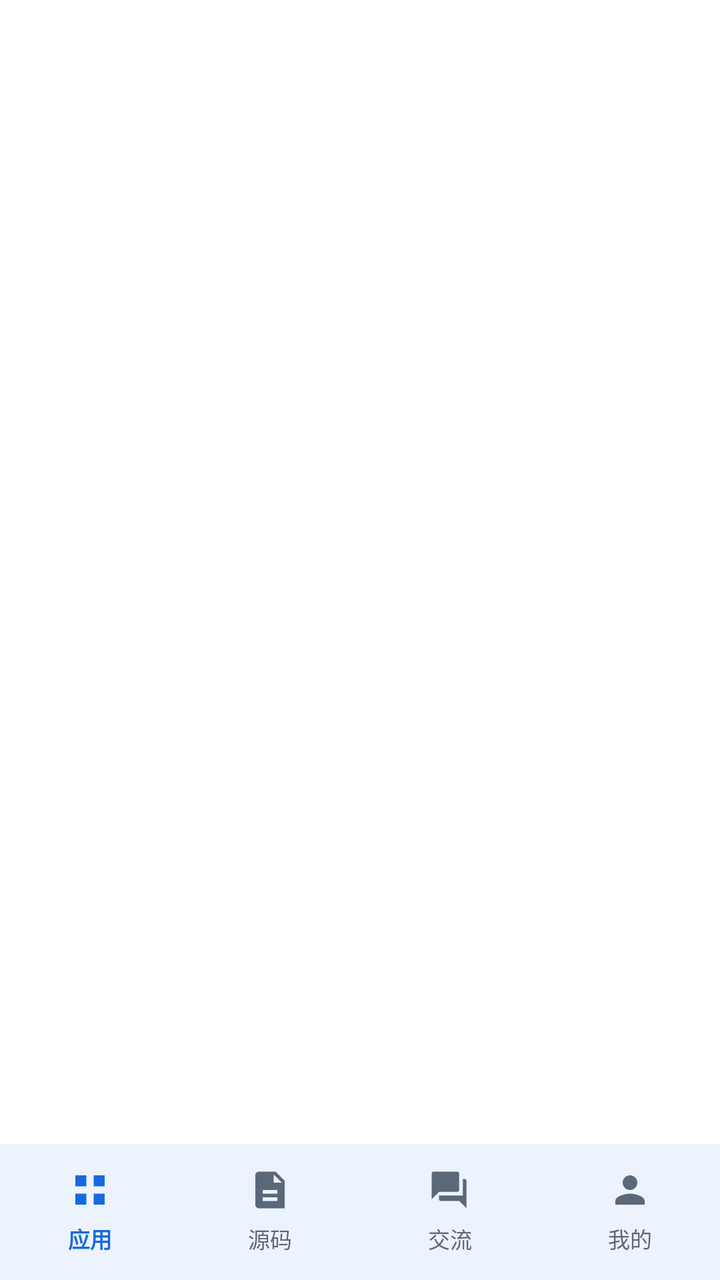
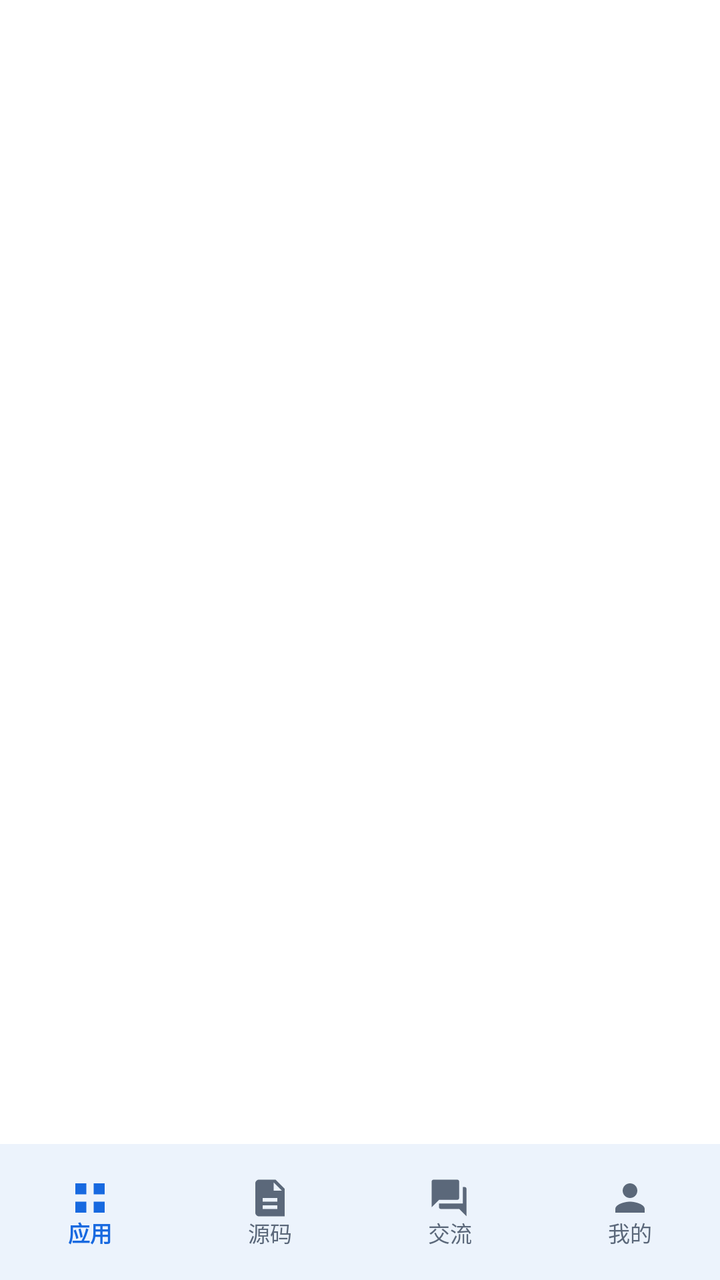

Screens rendered from an Android XML layout before and after an edit, with the pre-edit source and the edit as a unified diff.
<!-- AndroidManifest.xml: application theme Theme.Yiyunying -->
<!-- res/layout/fragment_management_shell.xml -->
<?xml version="1.0" encoding="utf-8"?>
<LinearLayout xmlns:android="http://schemas.android.com/apk/res/android"
    xmlns:app="http://schemas.android.com/apk/res-auto"
    android:layout_width="match_parent"
    android:layout_height="match_parent"
    android:background="@color/surface"
    android:orientation="vertical">

    <androidx.viewpager2.widget.ViewPager2
        android:id="@+id/pager"
        android:layout_width="match_parent"
        android:layout_height="0dp"
        android:layout_weight="1" />

    <com.google.android.material.bottomnavigation.BottomNavigationView
        android:id="@+id/bottomNavigation"
        android:layout_width="match_parent"
        android:layout_height="@dimen/bottom_dock_height"
        android:background="@color/glass_surface_strong"
        android:elevation="8dp"
        app:itemActiveIndicatorStyle="@style/Widget.Material3.BottomNavigationView.ActiveIndicator"
        app:itemHorizontalTranslationEnabled="false"
        app:itemIconSize="22dp"
        app:itemIconTint="@color/bottom_navigation_tint"
        app:itemTextAppearanceActive="@style/TextAppearance.Yiyunying.BottomNavigation.Active"
        app:itemTextAppearanceInactive="@style/TextAppearance.Yiyunying.BottomNavigation.Inactive"
        app:itemTextColor="@color/bottom_navigation_tint"
        app:labelVisibilityMode="labeled"
        app:menu="@menu/management_bottom_navigation" />
</LinearLayout>
<!-- resources referenced by this layout -->
<resources>
  <color name="glass_surface_strong">#F5FFFFFF</color>
  <color name="surface">#FFFFFF</color>
  <dimen name="bottom_dock_height">68dp</dimen>
  <style name="TextAppearance.Yiyunying.BottomNavigation.Active" parent="TextAppearance.Material3.LabelMedium">
          <item name="android:textSize">11sp</item>
          <item name="android:textStyle">bold</item>
          <item name="android:letterSpacing">0</item>
      </style>
  <style name="TextAppearance.Yiyunying.BottomNavigation.Inactive" parent="TextAppearance.Material3.LabelMedium">
          <item name="android:textSize">11sp</item>
          <item name="android:letterSpacing">0</item>
      </style>
  <style name="Theme.Yiyunying" parent="Theme.Yiyunying.Base" />
  <style name="Theme.Yiyunying.Base" parent="Theme.Material3.Light.NoActionBar">
          <item name="colorPrimary">@color/primary</item>
          <item name="colorOnPrimary">@color/on_primary</item>
          <item name="colorPrimaryContainer">@color/primary_container</item>
          <item name="colorOnPrimaryContainer">@color/on_primary_container</item>
          <item name="colorSecondary">@color/secondary</item>
          <item name="colorOnSecondary">@color/on_secondary</item>
          <item name="colorSecondaryContainer">@color/secondary_container</item>
          <item name="colorTertiary">@color/tertiary</item>
          <item name="colorError">@color/error</item>
          <item name="android:colorBackground">@color/surface</item>
          <item name="colorSurface">@color/surface</item>
          <item name="colorOnSurface">@color/on_surface</item>
          <item name="colorOnSurfaceVariant">@color/on_surface_variant</item>
          <item name="colorOutline">@color/outline</item>
          <item name="android:fontFamily">sans-serif</item>
          <item name="android:windowActionModeOverlay">true</item>
          <item name="android:windowLightStatusBar">true</item>
          <item name="android:statusBarColor">@color/surface</item>
          <item name="android:navigationBarColor">@color/surface</item>
          <item name="materialCardViewStyle">@style/Widget.Yiyunying.Card</item>
          <item name="materialButtonStyle">@style/Widget.Yiyunying.Button</item>
      </style>
  <color name="primary">#1769E0</color>
  <color name="on_primary">#FFFFFF</color>
  <color name="primary_container">#E8F1FF</color>
  <color name="on_primary_container">#123A72</color>
  <color name="secondary">#4B78B8</color>
  <color name="on_secondary">#FFFFFF</color>
  <color name="secondary_container">#EAF2FF</color>
  <color name="tertiary">#476DA5</color>
  <color name="error">#BA1A1A</color>
  <color name="on_surface">#17243A</color>
  <color name="on_surface_variant">#5B687A</color>
  <color name="outline">#AAB7C8</color>
  <style name="Widget.Yiyunying.Card" parent="Widget.Material3.CardView.Elevated">
          <item name="cardCornerRadius">8dp</item>
          <item name="cardElevation">1dp</item>
          <item name="cardBackgroundColor">@color/glass_surface</item>
          <item name="strokeColor">@color/glass_outline</item>
          <item name="strokeWidth">1dp</item>
      </style>
  <style name="Widget.Yiyunying.Button" parent="Widget.Material3.Button">
          <item name="cornerRadius">8dp</item>
          <item name="android:minHeight">48dp</item>
          <item name="android:textAllCaps">false</item>
      </style>
  <color name="glass_surface">#E8FFFFFF</color>
  <color name="glass_outline">#80C4CFDD</color>
</resources>

<!-- the commit's change to res/layout/fragment_management_shell.xml (unified diff, before → after) -->
@@ -16,6 +16,9 @@
         android:id="@+id/bottomNavigation"
         android:layout_width="match_parent"
         android:layout_height="@dimen/bottom_dock_height"
+        android:minHeight="@dimen/bottom_dock_height"
+        android:paddingTop="4dp"
+        android:paddingBottom="3dp"
         android:background="@color/glass_surface_strong"
         android:elevation="8dp"
         app:itemActiveIndicatorStyle="@style/Widget.Material3.BottomNavigationView.ActiveIndicator"
